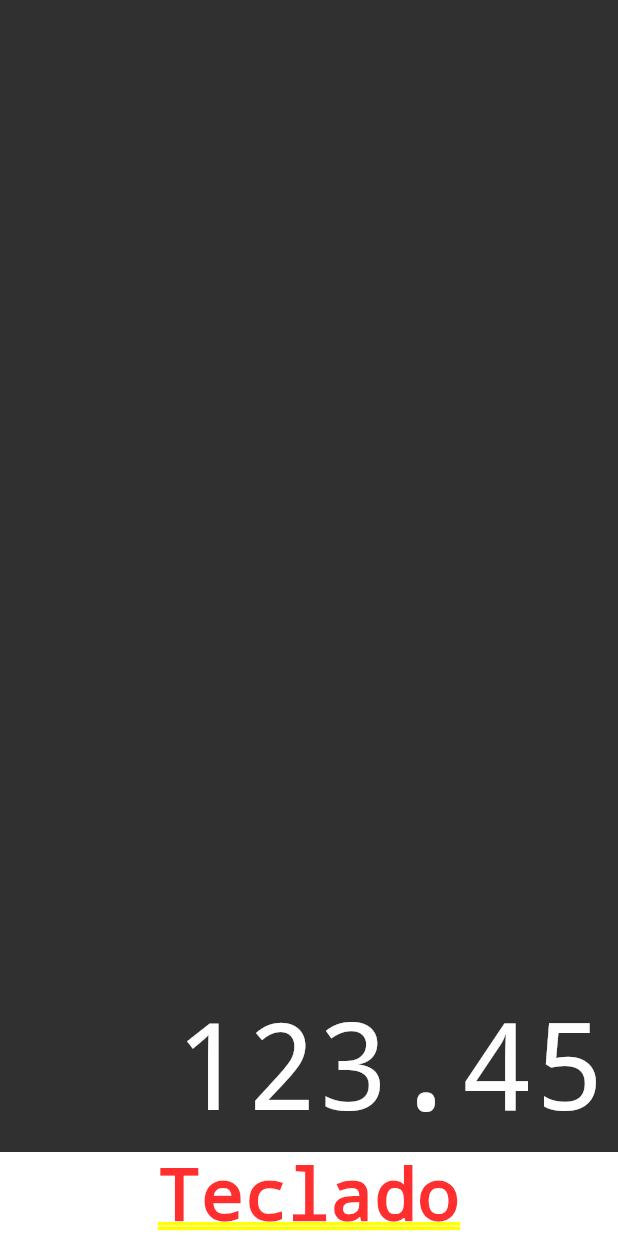
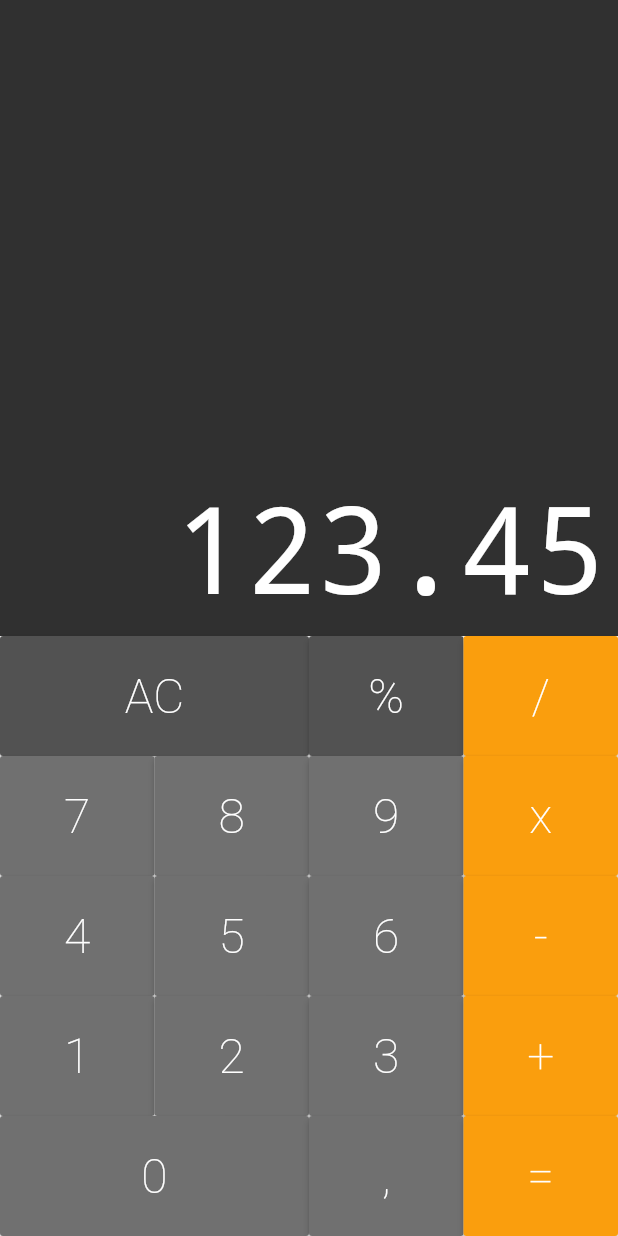
Before and after one commit to carlosrjr/calculadora-flutter, a Flutter app: the screen it shows after launch, on a phone screen of 412 x 824 dp. Run offline on Flutter 3.47's test engine with Material 2 defaults, Android fonts, the phone set to English and light mode, and no system bars; drawn by our look-alikes of auto_size_text.

Commit message:
[ADD] Adicionando o layout do teclado

```diff
--- /dev/null
+++ b/lib/components/button.dart
@@ -0,0 +1,53 @@
+import 'package:flutter/material.dart';
+
+class Button extends StatelessWidget {
+
+  static const DARK = Color.fromRGBO(82, 82, 82, 1);
+  static const DEFAULT = Color.fromRGBO(112, 112, 112, 1);
+  static const OPERATION = Color.fromRGBO(250, 158, 13, 1);
+
+  final String text;
+  final bool big;
+  final Color color;
+  final void Function(String) cb;
+
+  Button({
+    @required this.text,
+    this.big = false,
+    this.color = DEFAULT,
+    @required this.cb,
+  });
+
+  Button.big({
+    @required this.text,
+    this.big = true,
+    this.color = DEFAULT,
+    @required this.cb,
+  });
+
+  Button.operation({
+    @required this.text,
+    this.big = false,
+    this.color = OPERATION,
+    @required this.cb,
+  });
+
+  @override
+  Widget build(BuildContext context) {
+    return Expanded(
+      flex: big ? 2 : 1,
+      child: RaisedButton(
+        color: this.color,
+        child: Text(
+          text,
+          style: TextStyle(
+            color: Colors.white,
+            fontSize: 32,
+            fontWeight: FontWeight.w200,
+          ),
+        ),
+        onPressed: () => cb(text),
+      ),
+    );
+  }
+}
--- /dev/null
+++ b/lib/components/button_row.dart
@@ -0,0 +1,19 @@
+import 'package:calculator/components/button.dart';
+import 'package:flutter/material.dart';
+
+class ButtonRow extends StatelessWidget {
+  final List<Button> buttons;
+
+  ButtonRow(this.buttons);
+
+  @override
+  Widget build(BuildContext context) {
+    return Expanded(
+      flex: 1,
+      child: Row(
+        crossAxisAlignment: CrossAxisAlignment.stretch,
+        children: buttons,
+      ),
+    );
+  }
+}
--- /dev/null
+++ b/lib/components/keyboard.dart
@@ -0,0 +1,48 @@
+import 'package:calculator/components/button.dart';
+import 'package:calculator/components/button_row.dart';
+import 'package:flutter/material.dart';
+
+class Keyboard extends StatelessWidget {
+  final void Function(String) cb;
+
+  Keyboard(this.cb);
+
+  @override
+  Widget build(BuildContext context) {
+    return Container(
+      height: 400,
+      child: Column(
+        children: <Widget>[
+          ButtonRow([
+            Button.big(text: 'AC', color: Button.DARK, cb: cb),
+            Button(text: '%', color: Button.DARK, cb: cb),
+            Button.operation(text: '/', cb: cb),
+          ]),
+          ButtonRow([
+            Button(text: '7', cb: cb),
+            Button(text: '8', cb: cb),
+            Button(text: '9', cb: cb),
+            Button.operation(text: 'x', cb: cb),
+          ]),
+          ButtonRow([
+            Button(text: '4', cb: cb),
+            Button(text: '5', cb: cb),
+            Button(text: '6', cb: cb),
+            Button.operation(text: '-', cb: cb),
+          ]),
+          ButtonRow([
+            Button(text: '1', cb: cb),
+            Button(text: '2', cb: cb),
+            Button(text: '3', cb: cb),
+            Button.operation(text: '+', cb: cb),
+          ]),
+          ButtonRow([
+            Button.big(text: '0', cb: cb),
+            Button(text: ',', cb: cb),
+            Button.operation(text: '=', cb: cb),
+          ]),
+        ],
+      ),
+    );
+  }
+}
--- /dev/null
+++ b/lib/models/memory.dart
@@ -0,0 +1,3 @@
+class Memory {
+
+}
--- a/lib/screens/calculator.dart
+++ b/lib/screens/calculator.dart
@@ -1,14 +1,19 @@
 import 'package:calculator/components/display.dart';
+import 'package:calculator/components/keyboard.dart';
 import 'package:flutter/material.dart';
 
 class Calculator extends StatelessWidget {
+  _onPressed(String text) {
+    print(text);
+  }
+
   @override
   Widget build(BuildContext context) {
     return MaterialApp(
       home: Column(
         children: <Widget>[
           Display('123.45'),
-          Text('Teclado'),
+          Keyboard(_onPressed),
         ],
       ),
     );
```
